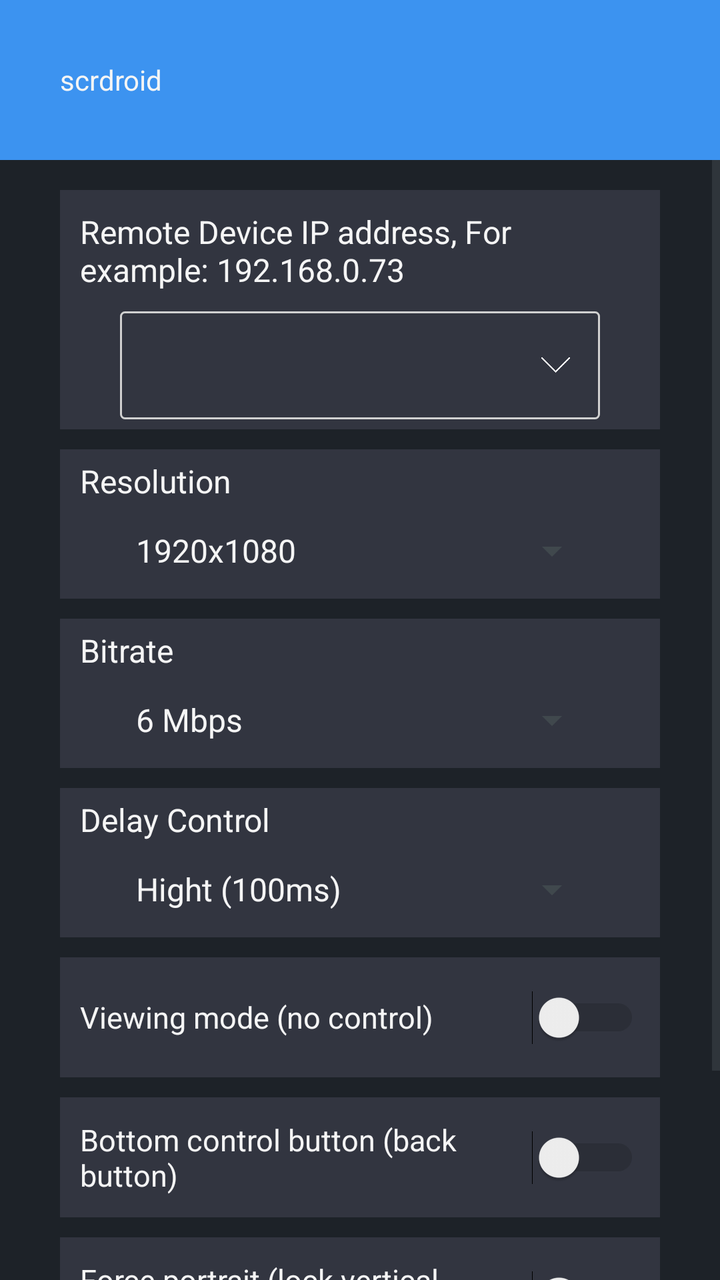
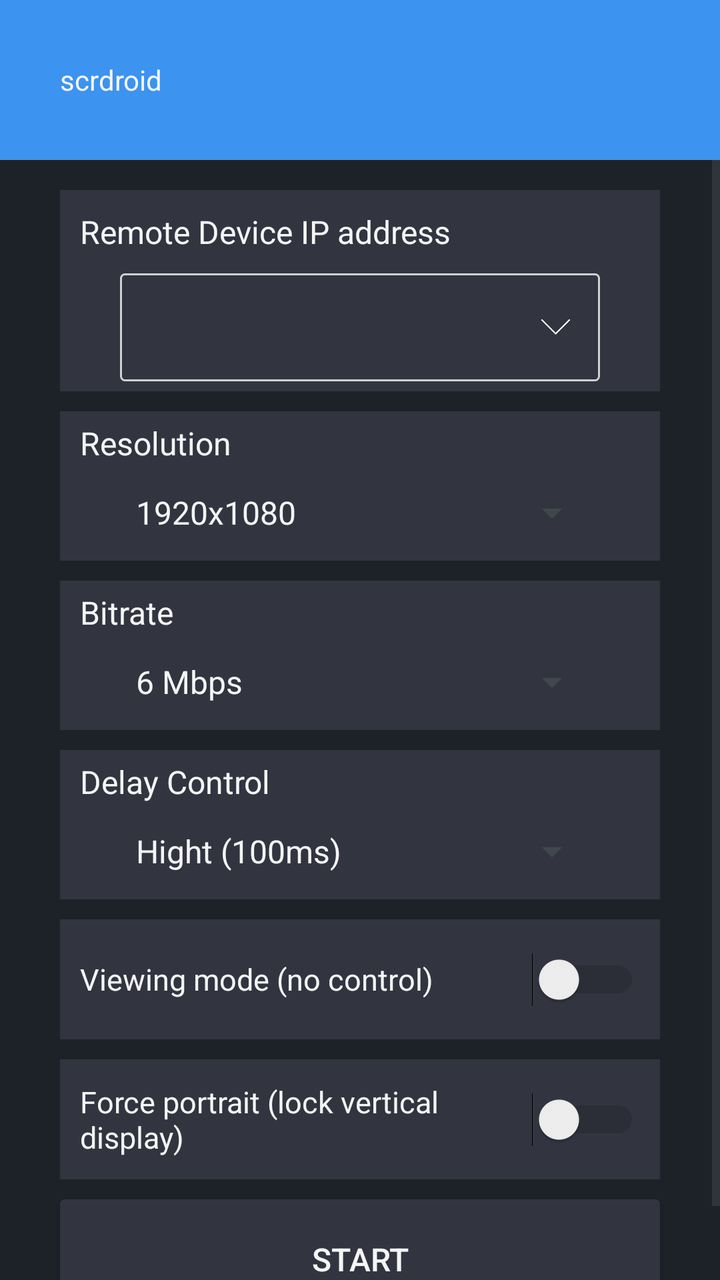

An Android layout rendered at two revisions. The XML below is the earlier revision; the diff shows what the commit changed to produce the second picture.
<!-- AndroidManifest.xml: application theme AppTheme -->
<!-- res/layout/activity_main.xml -->
<?xml version="1.0" encoding="utf-8"?>
<FrameLayout xmlns:android="http://schemas.android.com/apk/res/android"
    xmlns:tools="http://schemas.android.com/tools"
    android:layout_width="match_parent"
    android:layout_height="match_parent"
    android:background="#1D2228"
    android:orientation="vertical">

    <FrameLayout
        android:layout_width="match_parent"
        android:layout_height="80dp"
        android:layout_gravity="top"
        android:background="#3C93F0">

        <TextView
            android:layout_width="wrap_content"
            android:layout_height="80dp"
            android:layout_gravity="start|center_vertical"
            android:layout_marginLeft="10dp"
            android:gravity="center_vertical"
            android:padding="20dp"
            android:text="@string/app_name"
            android:textColor="@color/white" />

        <TextView
            android:id="@+id/version_text"
            android:layout_width="wrap_content"
            android:layout_height="80dp"
            android:layout_gravity="end|center_vertical"
            android:layout_marginRight="10dp"
            android:gravity="center_vertical"
            android:padding="20dp"
            android:textColor="#B0FFFFFF"
            android:textSize="12sp" />

    </FrameLayout>


    <ScrollView
        android:id="@+id/main_scroll_view"
        android:layout_width="match_parent"
        android:layout_height="match_parent"
        android:layout_gravity="top"
        android:layout_marginTop="80dp">

        <LinearLayout
            android:layout_width="match_parent"
            android:layout_height="wrap_content"
            android:layout_marginLeft="20dp"
            android:layout_marginTop="10dp"
            android:layout_marginRight="20dp"
            android:background="#1D2228"

            android:orientation="vertical"
            tools:context=".MainActivity">

            <LinearLayout
                android:layout_width="match_parent"
                android:layout_height="wrap_content"
                android:layout_marginLeft="10dp"
                android:layout_marginTop="5dp"
                android:layout_marginRight="10dp"
                android:background="#323540"
                android:orientation="vertical"
                android:paddingLeft="10dp"
                android:paddingTop="5dp"
                android:paddingRight="10dp"
                android:paddingBottom="5dp">

                <TextView
                    android:layout_width="match_parent"
                    android:layout_height="wrap_content"
                    android:paddingTop="5dp"
                    android:text="@string/label_server_ip"
                    android:textAppearance="@android:style/TextAppearance"
                    android:textColor="@color/white" />

                <LinearLayout
                    android:layout_width="match_parent"
                    android:layout_height="wrap_content"
                    android:layout_marginLeft="20dp"
                    android:layout_marginTop="10dp"
                    android:layout_marginRight="20dp"
                    android:background="@drawable/edit_background"
                    android:orientation="horizontal">

                    <EditText
                        android:id="@+id/editText_server_host"
                        android:layout_width="0dp"
                        android:layout_height="match_parent"
                        android:layout_weight="1"
                        android:background="@null"
                        android:gravity="center"
                        android:importantForAutofill="no"
                        android:inputType="text"
                        android:minHeight="50dp"
                        android:paddingLeft="5dp"
                        android:paddingRight="5dp"
                        android:textColor="@color/white"
                        android:textColorHint="#A8AAB5"
                        tools:ignore="LabelFor,SpeakableTextPresentCheck" />

                    <FrameLayout
                        android:id="@+id/history_list"
                        android:layout_width="40dp"
                        android:layout_height="50dp"
                        android:layout_gravity="center_vertical"
                        android:layout_margin="2dp"
                        android:background="@drawable/btn_selector">

                        <ImageView
                            android:layout_width="15dp"
                            android:layout_height="15dp"
                            android:layout_gravity="center"
                            android:src="@drawable/down" />
                    </FrameLayout>

                </LinearLayout>


            </LinearLayout>


            <LinearLayout
                android:layout_width="match_parent"
                android:layout_height="wrap_content"
                android:layout_marginLeft="10dp"
                android:layout_marginTop="10dp"
                android:layout_marginRight="10dp"
                android:background="#323540"
                android:orientation="vertical"
                android:paddingLeft="10dp"
                android:paddingTop="5dp"
                android:paddingRight="10dp">

                <TextView
                    android:layout_width="match_parent"
                    android:layout_height="wrap_content"
                    android:text="@string/label_video_resolution"
                    android:textAppearance="@android:style/TextAppearance"
                    android:textColor="@color/white"
                    android:textSize="16sp" />

                <Spinner
                    android:id="@+id/spinner_video_resolution"
                    android:layout_width="match_parent"
                    android:layout_height="wrap_content"
                    android:layout_marginLeft="20dp"
                    android:layout_marginRight="20dp"
                    android:entries="@array/options_resolution_values"
                    android:minHeight="48dp"
                    android:textColor="@color/white"
                    tools:ignore="DuplicateSpeakableTextCheck" />

            </LinearLayout>

            <LinearLayout
                android:layout_width="match_parent"
                android:layout_height="wrap_content"
                android:layout_marginLeft="10dp"
                android:layout_marginTop="10dp"
                android:layout_marginRight="10dp"
                android:background="#323540"
                android:orientation="vertical"
                android:paddingLeft="10dp"
                android:paddingTop="5dp"
                android:paddingRight="10dp">

                <TextView
                    android:layout_width="match_parent"
                    android:layout_height="wrap_content"
                    android:text="@string/label_video_bitrate"
                    android:textAppearance="@android:style/TextAppearance"
                    android:textColor="@color/white" />

                <Spinner
                    android:id="@+id/spinner_video_bitrate"
                    android:layout_width="match_parent"
                    android:layout_height="wrap_content"
                    android:layout_marginLeft="20dp"
                    android:layout_marginRight="20dp"
                    android:entries="@array/options_bitrate_keys"
                    android:minHeight="48dp"
                    android:textColor="@color/white" />

            </LinearLayout>

            <LinearLayout
                android:layout_width="match_parent"
                android:layout_height="wrap_content"
                android:layout_marginLeft="10dp"
                android:layout_marginTop="10dp"
                android:layout_marginRight="10dp"
                android:background="#323540"
                android:orientation="vertical"
                android:paddingLeft="10dp"
                android:paddingTop="5dp"
                android:paddingRight="10dp">

                <TextView
                    android:layout_width="match_parent"
                    android:layout_height="wrap_content"
                    android:text="@string/delay_control"
                    android:textAppearance="@android:style/TextAppearance"
                    android:textColor="@color/white"
                    android:textSize="16sp" />

                <Spinner
                    android:id="@+id/delay_control_spinner"
                    android:layout_width="match_parent"
                    android:layout_height="wrap_content"
                    android:layout_marginLeft="20dp"
                    android:layout_marginRight="20dp"
                    android:entries="@array/options_delay_keys"
                    android:minHeight="48dp"
                    android:textColor="@color/white"
                    tools:ignore="DuplicateSpeakableTextCheck" />

            </LinearLayout>

            <Switch
                android:id="@+id/switch0"
                android:layout_width="match_parent"
                android:layout_height="60dp"
                android:layout_marginLeft="10dp"
                android:layout_marginTop="10dp"
                android:layout_marginRight="10dp"
                android:layout_weight="1"
                android:background="#323540"
                android:gravity="center_vertical"
                android:paddingLeft="10dp"
                android:paddingRight="10dp"
                android:text="@string/switch0"
                android:textColor="@color/white"
                android:textSize="15sp" />

            <Switch
                android:id="@+id/switch1"
                android:layout_width="match_parent"
                android:layout_height="60dp"
                android:layout_marginLeft="10dp"
                android:layout_marginTop="10dp"
                android:layout_marginRight="10dp"
                android:layout_weight="1"
                android:background="#323540"
                android:gravity="center_vertical"
                android:paddingLeft="10dp"
                android:paddingRight="10dp"
                android:text="@string/switch1"
                android:textColor="@color/white"
                android:textSize="15sp" />

            <Switch
                android:id="@+id/switch_force_portrait"
                android:layout_width="match_parent"
                android:layout_height="60dp"
                android:layout_marginLeft="10dp"
                android:layout_marginTop="10dp"
                android:layout_marginRight="10dp"
                android:layout_weight="1"
                android:background="#323540"
                android:gravity="center_vertical"
                android:paddingLeft="10dp"
                android:paddingRight="10dp"
                android:text="@string/switch_force_portrait"
                android:textColor="@color/white"
                android:textSize="15sp" />


            <Button
                android:id="@+id/button_start"
                android:layout_width="match_parent"
                android:layout_height="60dp"
                android:layout_marginLeft="10dp"
                android:layout_marginTop="10dp"
                android:layout_marginRight="10dp"
                android:layout_marginBottom="20dp"
                android:layout_weight="1"
                android:background="@drawable/btn_selector"
                android:text="@string/action_start"
                android:textColor="@color/white"
                android:textSize="16sp" />
        </LinearLayout>
    </ScrollView>
</FrameLayout>
<!-- resources referenced by this layout -->
<resources>
  <string-array name="options_bitrate_keys">
          <item>6 Mbps</item>
          <item>4 Mbps</item>
          <item>2 Mbps</item>
          <item>1 Mbps</item>
      </string-array>
  <string-array name="options_delay_keys">
          <item>Hight (100ms)</item>
          <item>Medium (60ms)</item>
          <item>Low (30ms)</item>
      </string-array>
  <string-array name="options_resolution_values">
          <item>1920x1080</item>
          <item>1600x720</item>
          <item>1280x720</item>
          <item>1200x540</item>
          <item>960x720</item>
          <item>800x448</item>
          <item>640x360</item>
      </string-array>
  <color name="white">#f5f5f5</color>
  <!-- drawable btn_selector (drawable) -->
  <?xml version="1.0" encoding="utf-8"?>
  <selector xmlns:android="http://schemas.android.com/apk/res/android">
      <item android:drawable="@drawable/btn_global" android:state_pressed="false" />
      <item android:drawable="@drawable/btn_click" android:state_pressed="true" />
  </selector>
  <!-- drawable down: png bitmap (drawable, 3168 bytes) -->
  <!-- drawable edit_background (drawable) -->
  <?xml version="1.0" encoding="utf-8"?>
  <layer-list xmlns:android="http://schemas.android.com/apk/res/android">
      <item>
          <shape android:shape="rectangle">
              <solid android:color="#00000000" />
              <corners android:radius="2dp" />
              <stroke
                  android:width="1dp"
                  android:color="#D0D0D0" />
          </shape>
      </item>
  </layer-list>
  <string name="action_start">Start</string>
  <string name="app_name">scrdroid</string>
  <string name="delay_control">Delay Control</string>
  <string name="label_server_ip">Remote Device IP address, For example: 192.168.0.73</string>
  <string name="label_video_bitrate">Bitrate</string>
  <string name="label_video_resolution">Resolution</string>
  <string name="switch0">Viewing mode (no control)</string>
  <string name="switch1">Bottom control button (back button)</string>
  <string name="switch_force_portrait">Force portrait (lock vertical display)</string>
  <style name="AppTheme" parent="android:Theme.DeviceDefault.Light.NoActionBar">
          
          
          <item name="android:textColorHint">#A8AAB5</item>
          <item name="android:colorPrimaryDark" tools:ignore="NewApi">#3C93F0
          </item>  
  
          
          
          <item name="android:spinnerItemStyle">@style/mySpinnerItemStyle</item>
  
          
          <item name="android:windowBackground">@color/theme_color</item>
      </style>
  <!-- drawable btn_global (drawable) -->
  <?xml version="1.0" encoding="utf-8"?>
  <shape xmlns:android="http://schemas.android.com/apk/res/android">
      
      <solid android:color="#323540" />
      
      
      <corners android:radius="2dip" />
      
      <stroke
          android:width="2px"
          android:color="#323540" />
  </shape>
  <!-- drawable btn_click (drawable) -->
  <?xml version="1.0" encoding="utf-8"?>
  <shape xmlns:android="http://schemas.android.com/apk/res/android">
      
      <solid android:color="#292B38" />
      
      
      <corners android:radius="2dip" />
      
      <stroke
          android:width="2px"
          android:color="#292B38" />
  </shape>
  <style name="mySpinnerItemStyle" parent="@android:style/Widget.Holo.DropDownItem.Spinner">
          <item name="android:textColor">@color/white</item>
      </style>
  <color name="theme_color">#1D2228</color>
</resources>

<!-- the commit's change to res/layout/activity_main.xml (unified diff, before → after) -->
@@ -235,22 +235,6 @@
                 android:textSize="15sp" />
 
             <Switch
-                android:id="@+id/switch1"
-                android:layout_width="match_parent"
-                android:layout_height="60dp"
-                android:layout_marginLeft="10dp"
-                android:layout_marginTop="10dp"
-                android:layout_marginRight="10dp"
-                android:layout_weight="1"
-                android:background="#323540"
-                android:gravity="center_vertical"
-                android:paddingLeft="10dp"
-                android:paddingRight="10dp"
-                android:text="@string/switch1"
-                android:textColor="@color/white"
-                android:textSize="15sp" />
-
-            <Switch
                 android:id="@+id/switch_force_portrait"
                 android:layout_width="match_parent"
                 android:layout_height="60dp"
<!-- resource entries referenced after the edit -->
@@ -44,11 +44,10 @@
   <string name="action_start">Start</string>
   <string name="app_name">scrdroid</string>
   <string name="delay_control">Delay Control</string>
-  <string name="label_server_ip">Remote Device IP address, For example: 192.168.0.73</string>
+  <string name="label_server_ip">Remote Device IP address</string>
   <string name="label_video_bitrate">Bitrate</string>
   <string name="label_video_resolution">Resolution</string>
   <string name="switch0">Viewing mode (no control)</string>
-  <string name="switch1">Bottom control button (back button)</string>
   <string name="switch_force_portrait">Force portrait (lock vertical display)</string>
   <style name="AppTheme" parent="android:Theme.DeviceDefault.Light.NoActionBar">
           
